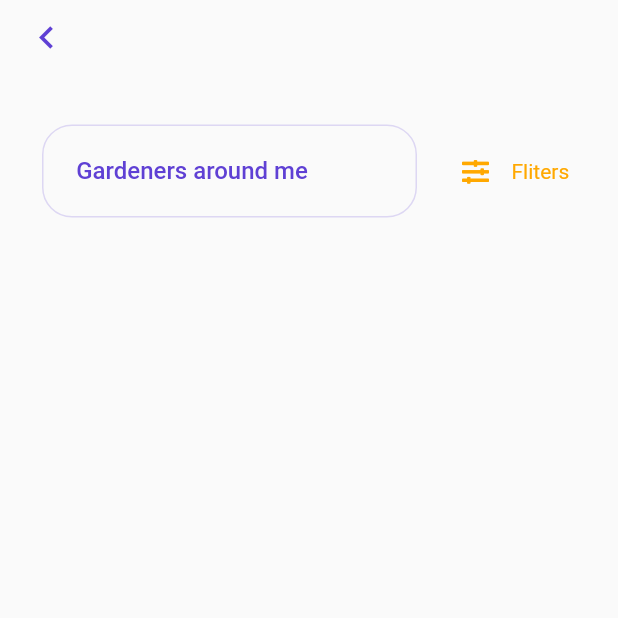
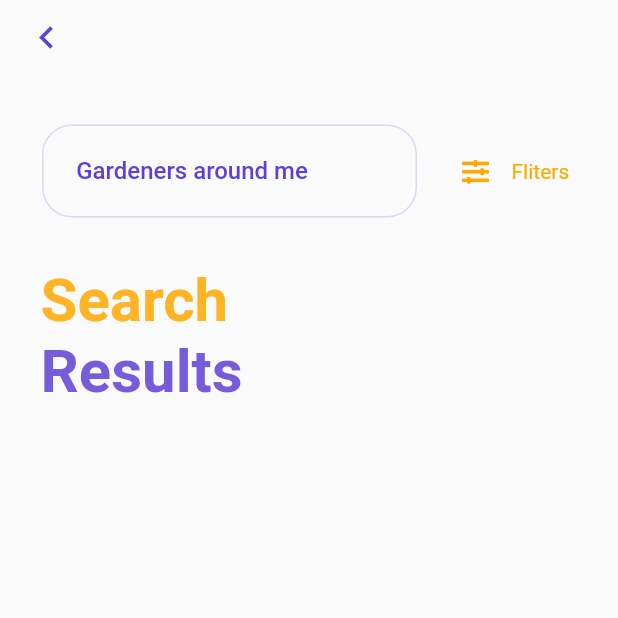
Before and after one commit to okok147/Flutter-UI-Reality, a Flutter app: the MyHomePage screen opened directly, after a tap on "Search for gardeners", on a phone screen of 412 x 824 dp, the top half of it. Run offline on Flutter 3.47's test engine with Material 2 defaults, Android fonts, the phone set to English and light mode, and no system bars; our stand-ins replace font_awesome_flutter.

Commit message:
day6
need to :
-list with data
-investigate similiar project
-adjust the typesetting

```diff
--- a/gardener_01/lib/search.dart
+++ b/gardener_01/lib/search.dart
@@ -36,6 +36,12 @@ class _SearchPageState extends State<SearchPage> {
                 size: 30.0,
                 color: Color(0xff5F40D4),
               ),
+              onPressed: () {
+                Navigator.pop(
+                    context,
+                    new MaterialPageRoute(
+                        builder: (BuildContext context) => new MyHomePage()));
+              },
             ),
           ),
           Padding(
@@ -75,7 +81,7 @@ class _SearchPageState extends State<SearchPage> {
                       FontAwesomeIcons.slidersH,
                       size: 18.0,
                     ),
-                    tooltip: 'what is that ? ',
+                    tooltip: 'Fliter',
                     onPressed: () {},
                   ),
                 ),
@@ -90,6 +96,33 @@ class _SearchPageState extends State<SearchPage> {
               ],
             ),
           ),
+          Padding(
+            padding: const EdgeInsets.fromLTRB(27.0,16.0,0,0),
+            child: Column(
+              crossAxisAlignment: CrossAxisAlignment.start,
+              children: <Widget>[
+                Padding(
+                  padding: const EdgeInsets.only(top: 16.0),
+                  child: Text(
+                    'Search',
+                    style: new TextStyle(
+                      fontSize: 40.0,
+                      color: Color(0xffFFA800).withOpacity(0.85),
+                      fontWeight: FontWeight.bold,
+                    ),
+                  ),
+                ),
+                Text(
+                  'Results',
+                  style: TextStyle(
+                    fontSize: 40.0,
+                    fontWeight: FontWeight.bold,
+                    color: Color(0xff5F40D4).withOpacity(0.85),
+                  ),
+                )
+              ],
+            ),
+          ),
         ],
       ),
     );
```
Also changed, not shown: gardener_01/lib/main.dart (+13 -3 lines), gardener_01/process/day6.png (added).
